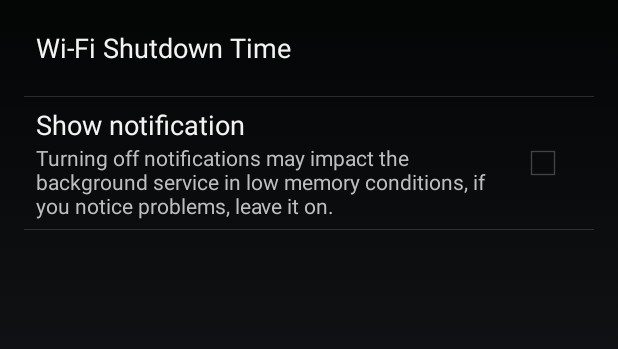
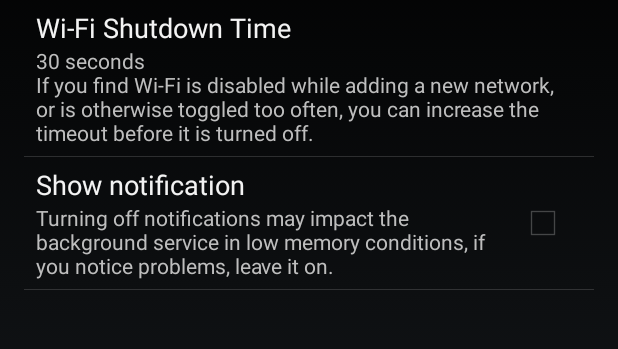
Before and after one commit to slp/android-smarterwifi, an Android app: the fragment FragmentPrefs shown on its own in the app's theme, after a tap on "Show notification", on a phone screen of 412 x 824 dp, the part 121-470 px from its top. Run offline under Robolectric (Android 15) with nearby library versions, the phone set to English and light mode, and no system bars.

Commit message:
Handle preferences

```diff
--- a/SmarterWifiManager/src/main/java/net/kismetwireless/android/smarterwifimanager/FragmentPrefs.java
+++ b/SmarterWifiManager/src/main/java/net/kismetwireless/android/smarterwifimanager/FragmentPrefs.java
@@ -1,18 +1,65 @@
 package net.kismetwireless.android.smarterwifimanager;
 
+import android.content.SharedPreferences;
 import android.os.Bundle;
+import android.preference.ListPreference;
 import android.preference.PreferenceFragment;
 import android.util.Log;
 
 /**
  * Created by dragorn on 9/24/13.
  */
-public class FragmentPrefs extends PreferenceFragment {
+public class FragmentPrefs extends PreferenceFragment implements SharedPreferences.OnSharedPreferenceChangeListener {
+    ListPreference timeoutPref;
+
     @Override
     public void onCreate(Bundle savedInstanceState) {
         super.onCreate(savedInstanceState);
 
         Log.d("smarter", "Loading prefs xml");
         addPreferencesFromResource(R.xml.main_prefs);
+
+        timeoutPref = (ListPreference) getPreferenceScreen().findPreference(getString(R.string.prefs_item_shutdowntime));
+
+        getPreferenceScreen().getSharedPreferences().registerOnSharedPreferenceChangeListener(this);
+
+        setPrefsSummary();
+    }
+
+    @Override
+    public void onResume() {
+        super.onResume();
+
+        setPrefsSummary();
+
+        getPreferenceScreen().getSharedPreferences()
+                .registerOnSharedPreferenceChangeListener(this);
+    }
+
+    @Override
+    public void onPause() {
+        super.onPause();
+
+        getPreferenceScreen().getSharedPreferences().unregisterOnSharedPreferenceChangeListener(this);
+    }
+
+    @Override
+    public void onSharedPreferenceChanged(SharedPreferences sharedPreferences,
+                                          String key) {
+        setPrefsSummary();
+    }
+
+    private void setPrefsSummary() {
+        int v = Integer.parseInt(timeoutPref.getValue());
+
+        String s;
+
+        try {
+            s = getResources().getStringArray(R.array.prefsTimeSecondString)[v] + "\n";
+        } catch (ArrayIndexOutOfBoundsException e) {
+            s = "";
+        }
+
+        timeoutPref.setSummary(s + getString(R.string.prefs_item_shutdowntime_explanation));
     }
 }
--- a/SmarterWifiManager/src/main/java/net/kismetwireless/android/smarterwifimanager/MainActivity.java
+++ b/SmarterWifiManager/src/main/java/net/kismetwireless/android/smarterwifimanager/MainActivity.java
@@ -215,4 +215,11 @@ public class MainActivity extends Activity {
 
     }
 
+    @Override
+    protected void onActivityResult(int requestCode, int resultCode, Intent data) {
+        if (requestCode == PREFS_REQ) {
+            serviceBinder.doUpdatePreferences();
+        }
+    }
+
 }
--- a/SmarterWifiManager/src/main/java/net/kismetwireless/android/smarterwifimanager/SmarterWifiService.java
+++ b/SmarterWifiManager/src/main/java/net/kismetwireless/android/smarterwifimanager/SmarterWifiService.java
@@ -62,6 +62,7 @@ public class SmarterWifiService extends Service {
 
     private int enableWaitSeconds = 1;
     private int disableWaitSeconds = 30;
+    private boolean showNotification = true;
 
     private WifiState userOverrideState = WifiState.WIFI_IGNORE;
 
@@ -166,7 +167,8 @@ public class SmarterWifiService extends Service {
             notificationBuilder.setContentTitle(wifiText);
             notificationBuilder.setContentText(reasonText);
 
-            notificationManager.notify(0, notificationBuilder.build());
+            if (showNotification)
+                notificationManager.notify(0, notificationBuilder.build());
         }
     };
 
@@ -215,7 +217,8 @@ public class SmarterWifiService extends Service {
         setCurrentTower(new CellLocationCommon((CellLocation) null));
         updatePreferences();
 
-        notificationManager.notify(0, notificationBuilder.build());
+        if (showNotification)
+            notificationManager.notify(0, notificationBuilder.build());
 
         addCallback(notifcationCallback);
 
@@ -241,6 +244,15 @@ public class SmarterWifiService extends Service {
     public void updatePreferences() {
         learnWifi = preferences.getBoolean(getString(R.string.pref_learn), true);
         proctorWifi = preferences.getBoolean(getString(R.string.pref_enable), true);
+
+        disableWaitSeconds = Integer.parseInt(preferences.getString(getString(R.string.prefs_item_shutdowntime), "30"));
+
+        showNotification = preferences.getBoolean(getString(R.string.prefs_item_notification), true);
+
+        if (!showNotification)
+            notificationManager.cancel(0);
+        else
+            notificationManager.notify(0, notificationBuilder.build());
 
         configureWifiState();
     }
--- a/SmarterWifiManager/src/main/res/values/arrays.xml
+++ b/SmarterWifiManager/src/main/res/values/arrays.xml
@@ -1,16 +1,14 @@
 <resources>
-    <string-array name="prefsTimeSecondString">
-        <item>0</item>
-        <item>1</item>
-        <item>2</item>
-        <item>3</item>
+    <string-array name="prefsTimeSeconds">
+        <item>30</item>
+        <item>60</item>
+        <item>160</item>
     </string-array>
 
-    <string-array name="prefsTimeSeconds">
-        <item>Immediately</item>
-        <item>10 seconds</item>
-        <item>30 seconds</item>
-        <item>One minute</item>
+    <string-array name="prefsTimeSecondString">
+        <item>@string/shutdown_time_30s</item>
+        <item>@string/shutdown_time_1m</item>
+        <item>@string/shutdown_time_2m</item>
     </string-array>
 
 </resources>
--- a/SmarterWifiManager/src/main/res/values/strings.xml
+++ b/SmarterWifiManager/src/main/res/values/strings.xml
@@ -8,6 +8,7 @@
     <string name="hello_world">Hello world!</string>
 
     <string name="prefs_item_shutdowntime">Wi-Fi Shutdown Time</string>
+    <string name="prefs_item_shutdowntime_explanation">If you find Wi-Fi is disabled while adding a new network, or is otherwise toggled too often, you can increase the timeout before it is turned off.</string>
     <string name="prefs_item_notification">Show notification</string>
     <string name="prefs_item_notification_explanation">Turning off notifications may impact the background service in low memory conditions, if you notice problems, leave it on.</string>
 
@@ -30,4 +31,8 @@
     <string name="delete_learned_message">Deleting a learned network will reset all associations to known towers.  If auto-learning is enabled, the network will begin learning towers again.  To disable auto-learning for a network, set the network to "ignore" in the Ignore tab</string>
     <string name="bluetooth_blacklist_description">Wi-Fi and auto-learning will be disabled while connected to blacklisted Bluetooth devices.</string>
 
+    <string name="shutdown_time_30s">30 seconds</string>
+    <string name="shutdown_time_1m">One minute</string>
+    <string name="shutdown_time_2m">Two minutes</string>
+
 </resources>
--- a/SmarterWifiManager/src/main/res/xml/main_prefs.xml
+++ b/SmarterWifiManager/src/main/res/xml/main_prefs.xml
@@ -6,9 +6,9 @@
     <PreferenceCategory android:title="Smarter">
 
         <ListPreference
-            android:defaultValue="2"
-            android:entries="@array/prefsTimeSeconds"
-            android:entryValues="@array/prefsTimeSecondString"
+            android:defaultValue="0"
+            android:entries="@array/prefsTimeSecondString"
+            android:entryValues="@array/prefsTimeSeconds"
             android:key="@string/prefs_item_shutdowntime"
             android:title="@string/prefs_item_shutdowntime" />
 
```
